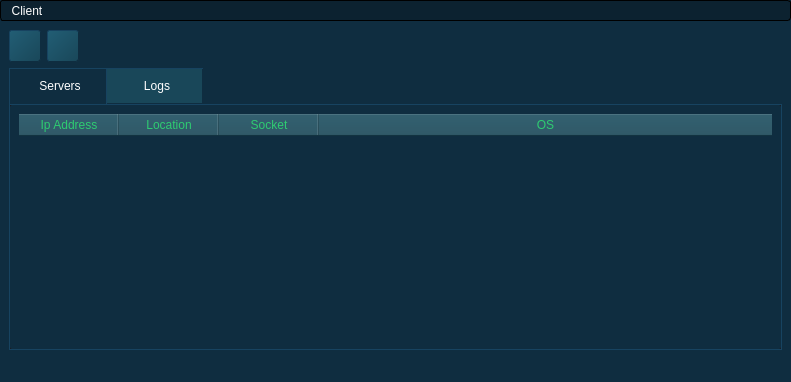
The window that UPGRADE/SOURCE/gui.ui (pavliqs/Mirakuru) describes before a commit, drawn with Qt 5.
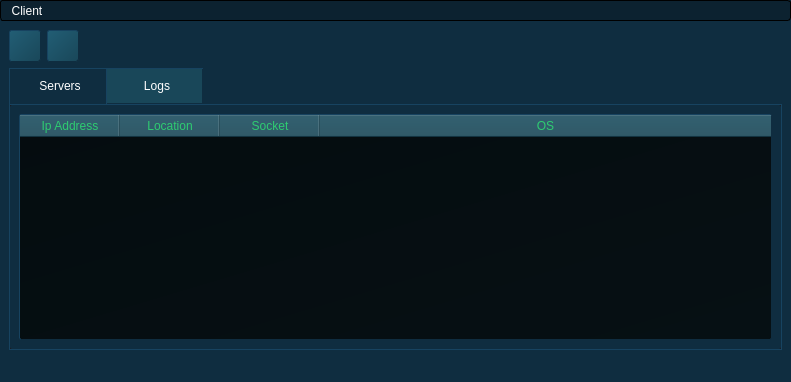
The same window after the commit. Icons and pictures are not drawn.

Diff of the .ui file:
```diff
--- a/UPGRADE/SOURCE/gui.ui
+++ b/UPGRADE/SOURCE/gui.ui
@@ -178,7 +178,7 @@
     padding: 2px;
 }
 
-QTableWidget#explorerTable {
+QTableWidget#serversTable {
 	background-position: center;
     border: 1px outset;
     border-color: #0F2D40;
@@ -186,13 +186,31 @@
     background-color: qlineargradient(spread:pad, x1:1, y1:1, x2:0, y2:0, stop:0 #061014, stop:1 #050C0F);
 }
 
-QTableWidget#explorerTable:item:selected {
+QTableWidget#serversTable:item:selected {
 background-color: #194759;
 height: 50px;
 color: #2ecc71;
 border: none;
 }</string>
           </property>
+          <property name="frameShadow">
+           <enum>QFrame::Plain</enum>
+          </property>
+          <property name="editTriggers">
+           <set>QAbstractItemView::NoEditTriggers</set>
+          </property>
+          <property name="dragDropOverwriteMode">
+           <bool>false</bool>
+          </property>
+          <property name="selectionMode">
+           <enum>QAbstractItemView::SingleSelection</enum>
+          </property>
+          <property name="selectionBehavior">
+           <enum>QAbstractItemView::SelectRows</enum>
+          </property>
+          <property name="textElideMode">
+           <enum>Qt::ElideMiddle</enum>
+          </property>
           <property name="showGrid">
            <bool>false</bool>
           </property>
@@ -206,11 +224,14 @@
            <number>100</number>
           </attribute>
           <attribute name="horizontalHeaderShowSortIndicator" stdset="0">
-           <bool>true</bool>
+           <bool>false</bool>
           </attribute>
           <attribute name="horizontalHeaderStretchLastSection">
            <bool>true</bool>
           </attribute>
+          <attribute name="verticalHeaderVisible">
+           <bool>false</bool>
+          </attribute>
           <column>
            <property name="text">
             <string>Ip Address</string>
```
Left out of the diff: 19 changed lines with no effect on the pictures.
